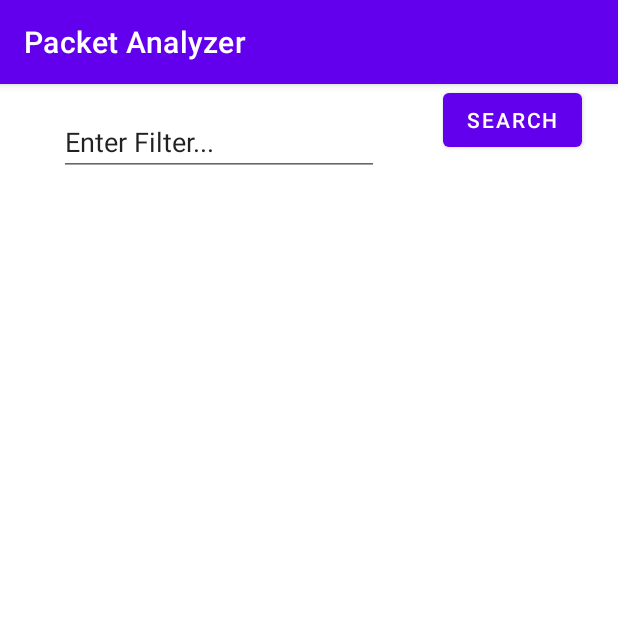
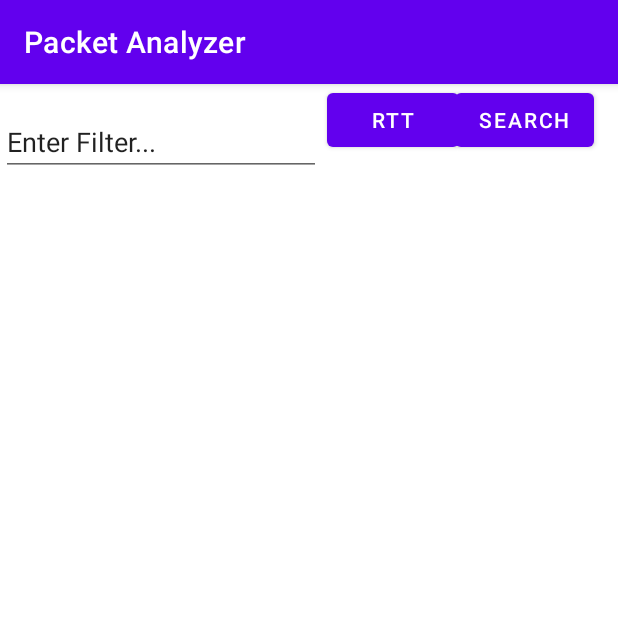
Before and after one commit to comp7082-team2/packetcapture, an Android app: the PacketListView screen opened directly, with no data from a screen before it, on a phone screen of 412 x 824 dp, the top half of it. Run offline under Robolectric (Android 15) with nearby library versions, the phone set to English and light mode, and no system bars; libraries missing offline, so code that uses them is left out: io.pkts, io.pkts.filters, io.pkts.framer, io.pkts.packet, io.pkts.protocol; 1 statement that could not run was skipped.

```diff
--- a/app/build.gradle
+++ b/app/build.gradle
@@ -40,6 +40,7 @@ dependencies {
     implementation 'com.google.android.material:material:1.4.0'
     implementation 'androidx.constraintlayout:constraintlayout:2.1.1'
     implementation 'com.google.firebase:firebase-crashlytics-buildtools:2.5.2'
+    implementation 'com.github.PhilJay:MPAndroidChart:v3.1.0'
     testImplementation 'junit:junit:4.+'
     androidTestImplementation 'androidx.test.ext:junit:1.1.3'
     androidTestImplementation 'androidx.test.espresso:espresso-core:3.4.0'
--- a/app/src/main/AndroidManifest.xml
+++ b/app/src/main/AndroidManifest.xml
@@ -19,6 +19,9 @@
             android:name=".Views.PacketListView"
             android:exported="true" />
         <activity
+            android:name=".RTTGraphActivity"
+            android:exported="true" />
+        <activity
             android:name=".Views.MainActivity"
             android:exported="true" >
             <intent-filter>
--- a/app/src/main/java/com/example/packetsniffer/Views/PacketListView.java
+++ b/app/src/main/java/com/example/packetsniffer/Views/PacketListView.java
@@ -91,5 +91,4 @@ public class PacketListView extends AppCompatActivity implements PacketListPrese
         }
 
     }
-
 }
--- a/app/src/main/res/layout/activity_packet_list_view.xml
+++ b/app/src/main/res/layout/activity_packet_list_view.xml
@@ -20,7 +20,7 @@
         android:id="@+id/button"
         android:layout_width="wrap_content"
         android:layout_height="wrap_content"
-        android:layout_marginEnd="24dp"
+        android:layout_marginEnd="16dp"
         android:layout_marginBottom="13dp"
         android:text="SEARCH"
         app:layout_constraintBottom_toTopOf="@+id/recyclerView"
@@ -40,8 +40,18 @@
         android:text="Enter Filter..."
         app:layout_constraintBottom_toTopOf="@+id/recyclerView"
         app:layout_constraintEnd_toStartOf="@+id/button"
-        app:layout_constraintHorizontal_bias="0.483"
+        app:layout_constraintHorizontal_bias="0.011"
         app:layout_constraintStart_toStartOf="parent"
         app:layout_constraintTop_toTopOf="parent"
         app:layout_constraintVertical_bias="1.0" />
+
+    <Button
+        android:id="@+id/rttGraphButton"
+        android:layout_width="wrap_content"
+        android:layout_height="wrap_content"
+        android:layout_marginStart="4dp"
+        android:text="RTT"
+        app:layout_constraintStart_toEndOf="@+id/etFilter"
+        tools:layout_editor_absoluteY="13dp"
+        android:onClick="goToGraph" />
 </androidx.constraintlayout.widget.ConstraintLayout>
--- a/settings.gradle
+++ b/settings.gradle
@@ -1,9 +1,10 @@
 dependencyResolutionManagement {
-    repositoriesMode.set(RepositoriesMode.FAIL_ON_PROJECT_REPOS)
+    repositoriesMode.set(RepositoriesMode.PREFER_SETTINGS)
     repositories {
         google()
         mavenCentral()
         jcenter() // Warning: this repository is going to shut down soon
+        maven { url 'https://jitpack.io' }
     }
 }
 rootProject.name = "packetsniffer"
```
Also changed, not shown: app/src/main/java/com/example/packetsniffer/Views/GraphActivity.java (+47 -2 lines), app/src/main/java/com/example/packetsniffer/Views/MainActivity.java (+5 -3 lines), app/src/main/res/layout/activity_rtt_graph.xml (+11 -2 lines), build.gradle (+9 -0 lines).
